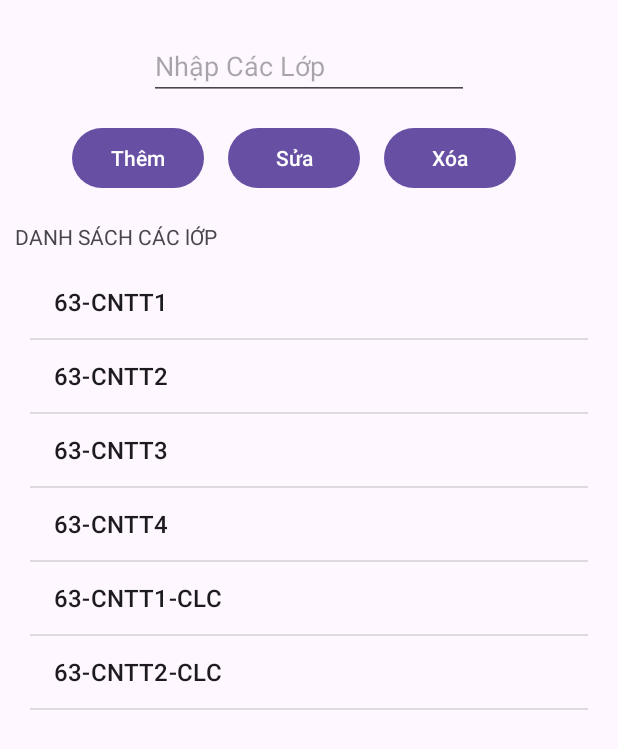
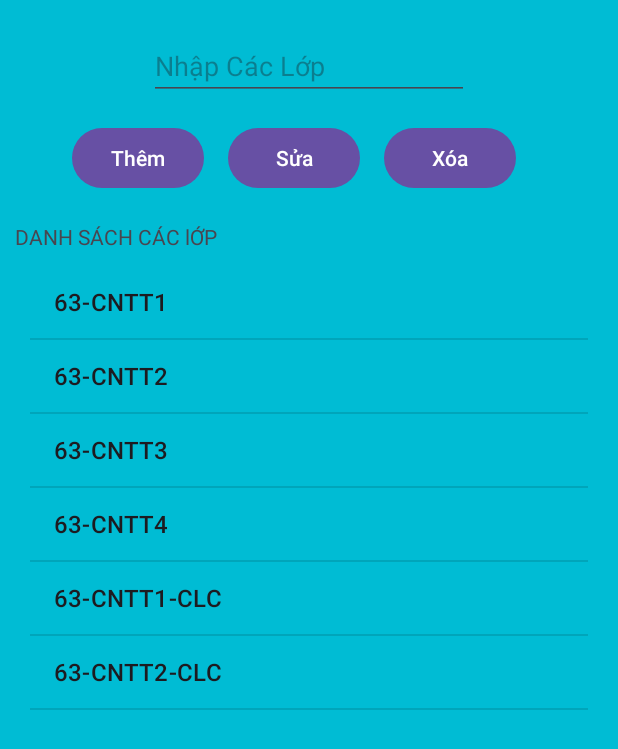
Before and after one commit to DoPhuongLoan/63132227-AndroidProgramming, an Android app: the screen it shows after launch (MainActivity), on a phone screen of 412 x 824 dp. Shown: the top 749 px of the screen. Run offline under Robolectric (Android 15) with nearby library versions, the phone set to English and light mode, and no system bars.

Commit message:
hoàn thành ex6cong_NDN.205

```diff
--- a/Ex_6Cong_ListViewThemXoaSua/app/src/main/res/layout/activity_main.xml
+++ b/Ex_6Cong_ListViewThemXoaSua/app/src/main/res/layout/activity_main.xml
@@ -4,6 +4,7 @@
     xmlns:tools="http://schemas.android.com/tools"
     android:layout_width="match_parent"
     android:layout_height="match_parent"
+    android:background="#00BCD4"
     tools:context=".MainActivity">
 
     <TextView
```
